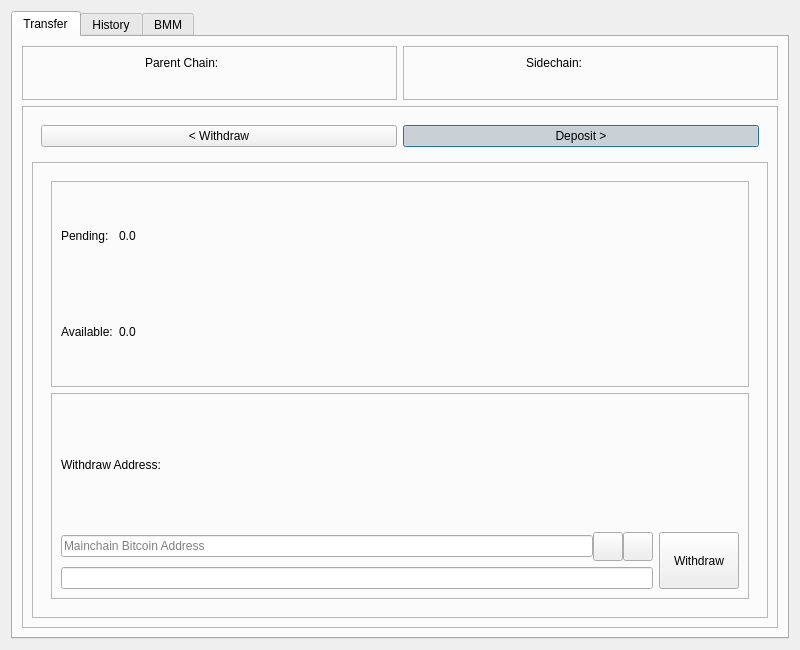
This is src/qt/forms/sidechainpage.ui in skydogenet/sidechains as Qt 5 draws it before an edit. The edited form follows.
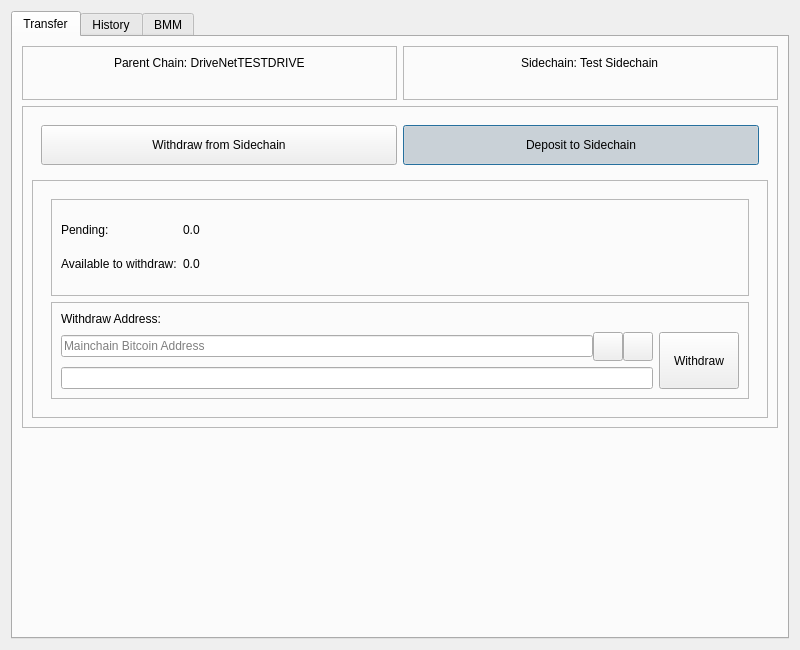
This is the edited form. The open tabs and pages were chosen to show the change. Icons and pictures are not drawn. Custom widgets are drawn as their Qt base class.

Commit message:
Update gui, move sidechain tab
* Small GUI improvements
* Move Sidechain tab to the left of the toolbar and rename it
"Parent Chain"
* Add octicons chevron_left & chevron_right for sidechain page

Diff of the .ui file:
```diff
--- a/src/qt/forms/sidechainpage.ui
+++ b/src/qt/forms/sidechainpage.ui
@@ -40,7 +40,7 @@
           <item row="0" column="0">
            <widget class="QLabel" name="label_2">
             <property name="text">
-             <string>Sidechain:</string>
+             <string>Sidechain: Test Sidechain</string>
             </property>
            </widget>
           </item>
@@ -89,8 +89,24 @@
             <layout class="QHBoxLayout" name="horizontalLayout">
              <item>
               <widget class="QPushButton" name="pushButtonWithdraw">
+               <property name="minimumSize">
+                <size>
+                 <width>0</width>
+                 <height>40</height>
+                </size>
+               </property>
                <property name="text">
-                <string>&lt; Withdraw</string>
+                <string>Withdraw from Sidechain</string>
+               </property>
+               <property name="icon">
+                <iconset resource="../bitcoin.qrc">
+                 <normaloff>:/icons/left</normaloff>:/icons/left</iconset>
+               </property>
+               <property name="iconSize">
+                <size>
+                 <width>32</width>
+                 <height>32</height>
+                </size>
                </property>
                <property name="checkable">
                 <bool>true</bool>
@@ -102,8 +118,27 @@
              </item>
              <item>
               <widget class="QPushButton" name="pushButtonDeposit">
+               <property name="minimumSize">
+                <size>
+                 <width>0</width>
+                 <height>40</height>
+                </size>
+               </property>
+               <property name="layoutDirection">
+                <enum>Qt::RightToLeft</enum>
+               </property>
                <property name="text">
-                <string>Deposit &gt;</string>
+                <string>Deposit to Sidechain</string>
+               </property>
+               <property name="icon">
+                <iconset resource="../bitcoin.qrc">
+                 <normaloff>:/icons/right</normaloff>:/icons/right</iconset>
+               </property>
+               <property name="iconSize">
+                <size>
+                 <width>32</width>
+                 <height>32</height>
+                </size>
                </property>
                <property name="checkable">
                 <bool>true</bool>
@@ -152,6 +187,12 @@
                    <layout class="QGridLayout" name="gridLayout_4">
                     <item row="0" column="0">
                      <widget class="QLabel" name="label_5">
+                      <property name="sizePolicy">
+                       <sizepolicy hsizetype="Preferred" vsizetype="Maximum">
+                        <horstretch>0</horstretch>
+                        <verstretch>0</verstretch>
+                       </sizepolicy>
+                      </property>
                       <property name="text">
                        <string>Pending:</string>
                       </property>
@@ -159,6 +200,12 @@
                     </item>
                     <item row="1" column="1">
                      <widget class="QLabel" name="available">
+                      <property name="sizePolicy">
+                       <sizepolicy hsizetype="Preferred" vsizetype="Maximum">
+                        <horstretch>0</horstretch>
+                        <verstretch>0</verstretch>
+                       </sizepolicy>
+                      </property>
                       <property name="text">
                        <string>0.0</string>
                       </property>
@@ -166,6 +213,12 @@
                     </item>
                     <item row="0" column="1">
                      <widget class="QLabel" name="pending">
+                      <property name="sizePolicy">
+                       <sizepolicy hsizetype="Preferred" vsizetype="Maximum">
+                        <horstretch>0</horstretch>
+                        <verstretch>0</verstretch>
+                       </sizepolicy>
+                      </property>
                       <property name="text">
                        <string>0.0</string>
                       </property>
@@ -176,6 +229,9 @@
                       <property name="orientation">
                        <enum>Qt::Horizontal</enum>
                       </property>
+                      <property name="sizeType">
+                       <enum>QSizePolicy::MinimumExpanding</enum>
+                      </property>
                       <property name="sizeHint" stdset="0">
                        <size>
                         <width>40</width>
@@ -186,8 +242,14 @@
                     </item>
                     <item row="1" column="0">
                      <widget class="QLabel" name="label_7">
+                      <property name="sizePolicy">
+                       <sizepolicy hsizetype="Preferred" vsizetype="Maximum">
+                        <horstretch>0</horstretch>
+                        <verstretch>0</verstretch>
+                       </sizepolicy>
+                      </property>
                       <property name="text">
-                       <string>Available:</string>
+                       <string>Available to withdraw:</string>
                       </property>
                      </widget>
                     </item>
@@ -422,7 +484,7 @@
           <item row="0" column="0">
            <widget class="QLabel" name="label">
             <property name="text">
-             <string>Parent Chain:</string>
+             <string>Parent Chain: DriveNetTESTDRIVE</string>
             </property>
            </widget>
           </item>
@@ -454,6 +516,19 @@
          </layout>
         </widget>
        </item>
+       <item row="2" column="0" colspan="2">
+        <spacer name="verticalSpacer_4">
+         <property name="orientation">
+          <enum>Qt::Vertical</enum>
+         </property>
+         <property name="sizeHint" stdset="0">
+          <size>
+           <width>20</width>
+           <height>40</height>
+          </size>
+         </property>
+        </spacer>
+       </item>
       </layout>
      </widget>
      <widget class="QWidget" name="tabHistory">
```
The commit also changes 6 other files.
